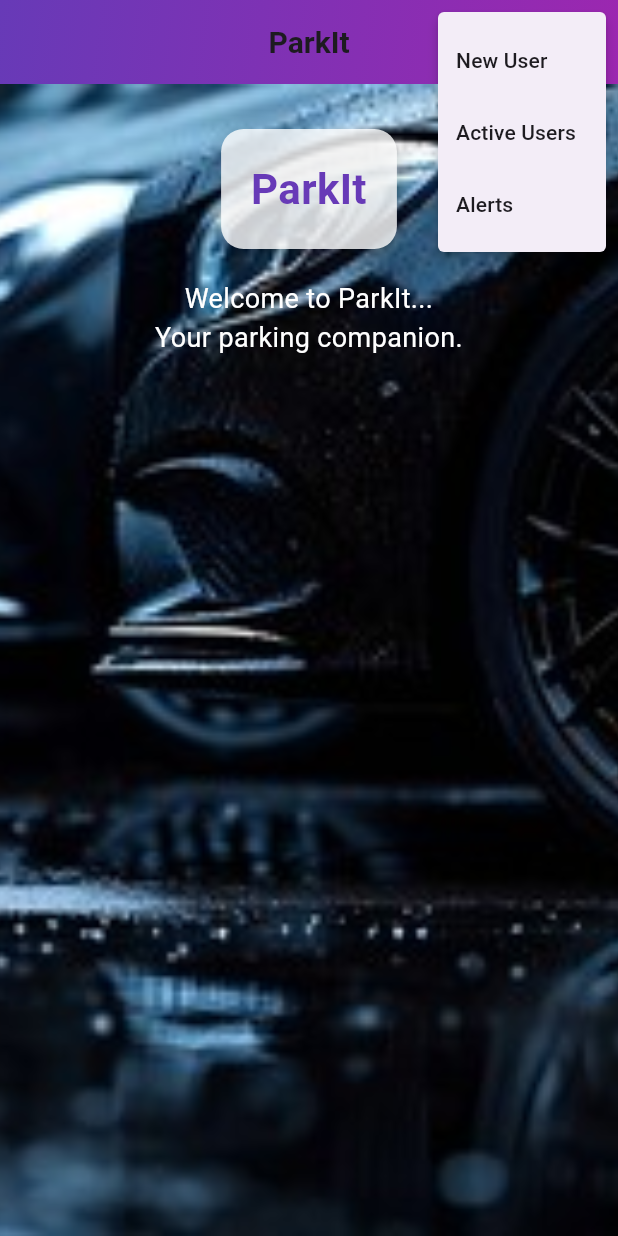
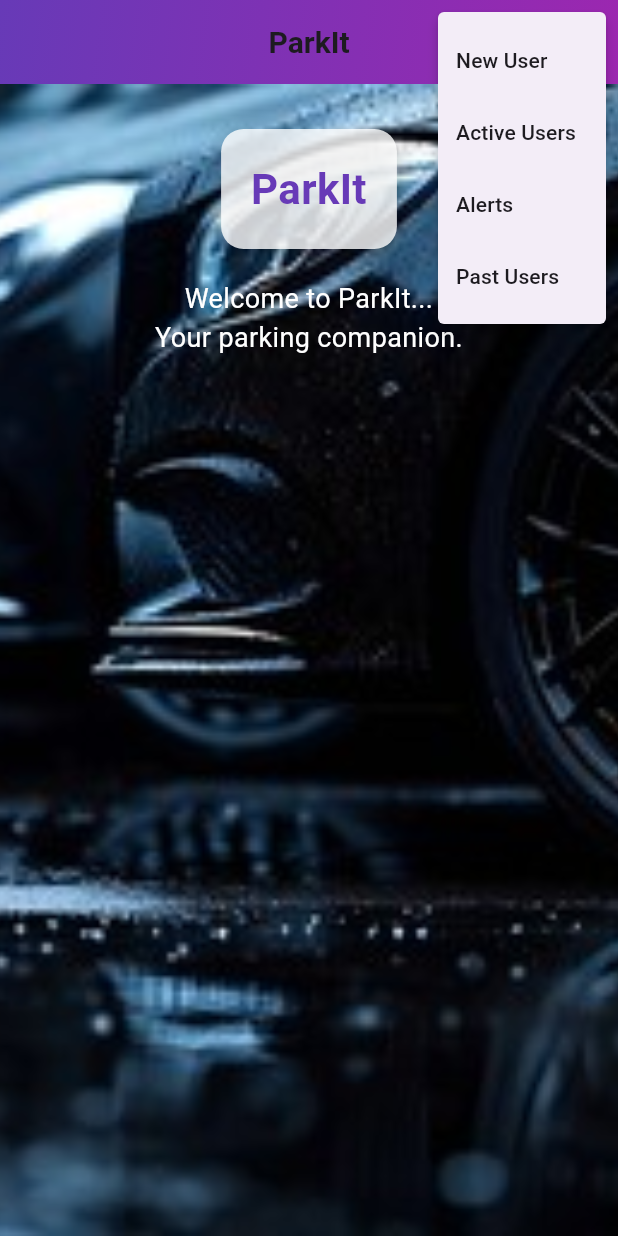
Before and after one commit to Minto108/flutter, a Flutter app: the screen it shows after launch, after a tap on the "more vert" icon, on a phone screen of 412 x 824 dp. Run offline on Flutter 3.47's test engine with Material 3 defaults, Android fonts, the phone set to English and light mode, and no system bars; our stand-ins replace firebase_core, flutter_local_notifications; accounts and stored records are empty; generated files the repository leaves out were written again.

Commit message:
Update homepage.dart

```diff
--- a/lib/homepage.dart
+++ b/lib/homepage.dart
@@ -1,7 +1,9 @@
 import 'package:flutter/material.dart';
 import 'dart:async';
 import 'notifications.dart';
-import 'alerts.dart'; // Import the alerts page
+import 'alerts.dart';
+import 'active_users.dart'; // Add this import
+import 'past_users.dart';
 
 class ParkItHomePage extends StatefulWidget {
   const ParkItHomePage({super.key});
@@ -70,17 +72,19 @@ class _ParkItHomePageState extends State<ParkItHomePage> {
                 });
                 showNotification("Welcome to ParkIt", "New User added successfully.");
               } else if (value == "2") {
-                setState(() {
-                  _notifications.add({
-                    "title": "Active Users",
-                    "body": "Here are your active users.",
-                  });
-                });
-                showNotification("Active Users", "Here are your active users.");
+                Navigator.push(
+                  context,
+                  MaterialPageRoute(builder: (context) => const ActiveUsersPage()),
+                ); // Navigate to Active Users Page
               } else if (value == "3") {
                 Navigator.push(
                   context,
                   MaterialPageRoute(builder: (context) => const AlertPage()),
+                );
+              } else if (value == "4") {
+                Navigator.push(
+                  context,
+                  MaterialPageRoute(builder: (context) => const PastUsersPage()),
                 );
               }
             },
@@ -88,6 +92,7 @@ class _ParkItHomePageState extends State<ParkItHomePage> {
               const PopupMenuItem(value: "1", child: Text("New User")),
               const PopupMenuItem(value: "2", child: Text("Active Users")),
               const PopupMenuItem(value: "3", child: Text("Alerts")),
+              const PopupMenuItem(value: "4", child: Text("Past Users")),
             ],
           ),
         ],
@@ -96,19 +101,19 @@ class _ParkItHomePageState extends State<ParkItHomePage> {
         padding: const EdgeInsets.symmetric(horizontal: 20, vertical: 10),
         decoration: BoxDecoration(
           image: DecorationImage(
-      image: AssetImage(_images[_currentImageIndex]), // Background image
+            image: AssetImage(_images[_currentImageIndex]),
             fit: BoxFit.cover,
           ),
         ),
         child: Column(
-    mainAxisAlignment: MainAxisAlignment.start, // Align content at the top
+          mainAxisAlignment: MainAxisAlignment.start,
           crossAxisAlignment: CrossAxisAlignment.center,
           children: [
             Container(
               margin: const EdgeInsets.only(top: 20),
               padding: const EdgeInsets.all(20),
               decoration: BoxDecoration(
-          color: Colors.white.withOpacity(0.8), // Reduce opacity of the white box
+                color: Colors.white.withOpacity(0.8),
                 borderRadius: BorderRadius.circular(15),
                 boxShadow: const [
                   BoxShadow(
@@ -133,18 +138,17 @@ class _ParkItHomePageState extends State<ParkItHomePage> {
               'Welcome to ParkIt...\nYour parking companion.',
               style: TextStyle(
                 fontSize: 18,
-          color: Colors.white, // Ensures text is visible on the image
+                color: Colors.white,
               ),
               textAlign: TextAlign.center,
             ),
             const SizedBox(height: 20),
             Expanded(
-        child: Container(), // Placeholder to balance layout, if needed
+              child: Container(),
             ),
           ],
         ),
       ),
-
     );
   }
 }
```
Lines whose indentation alone changed are shown as unchanged.
